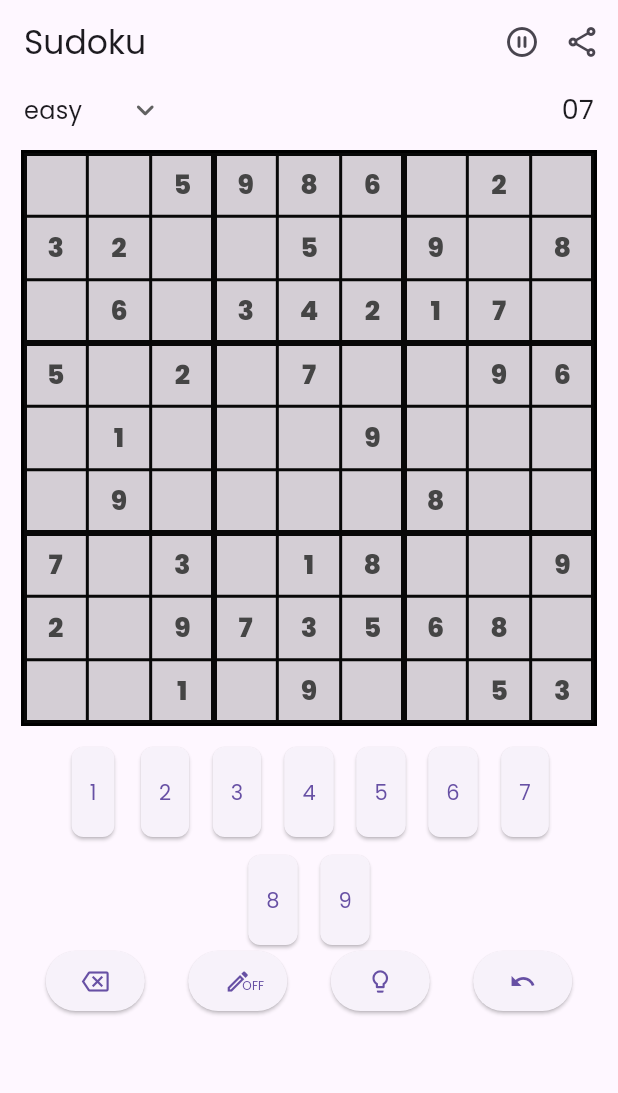
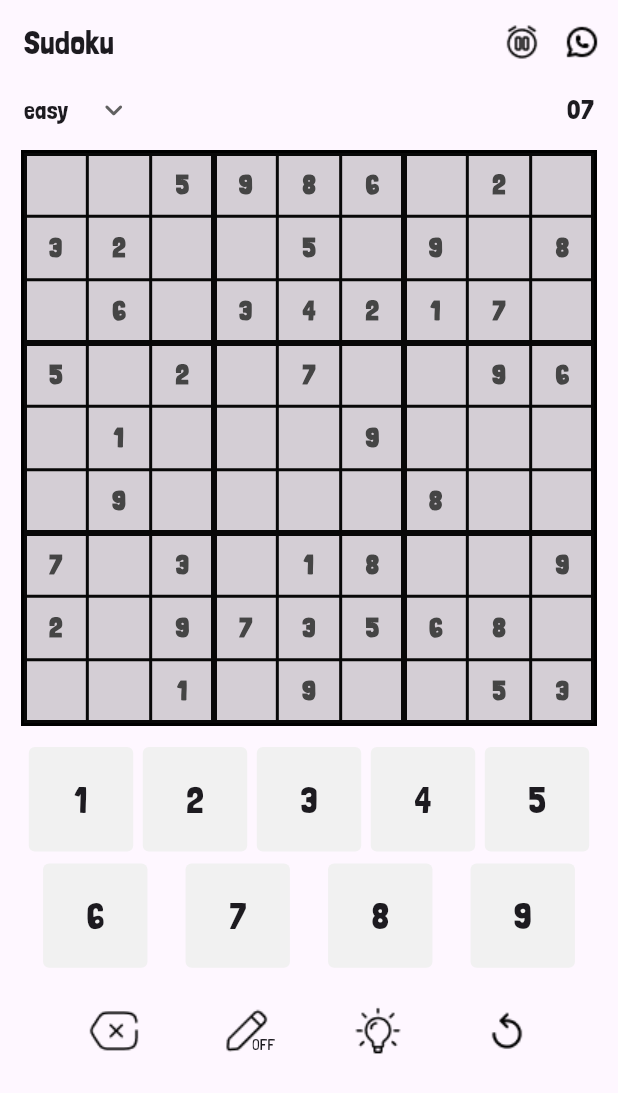
Before and after one commit to Ayush783/sudoku, a Flutter app: the screen it shows after launch, on a phone screen of 412 x 824 dp. Shown: the top 1093 px of the screen. Run offline on Flutter 3.47's test engine with Material 3 defaults, Android fonts, the phone set to English and light mode, and no system bars; our stand-ins replace firebase_core, google_mobile_ads, share_plus; accounts and stored records are empty.

Commit message:
updated fonts and icons

```diff
--- a/lib/sudoku/view/screens/app_theme.dart
+++ b/lib/sudoku/view/screens/app_theme.dart
@@ -2,7 +2,7 @@ import 'package:flutter/material.dart';
 
 class AppTheme {
   static ThemeData get lightTheme => ThemeData(
-        fontFamily: 'Poppins',
+        fontFamily: 'Londrina',
         textTheme: const TextTheme(
           bodyLarge: TextStyle(
             fontSize: 22,
--- /dev/null
+++ b/lib/sudoku/view/widgets/number_input_button.dart
@@ -0,0 +1,66 @@
+import 'dart:math';
+
+import 'package:flutter/material.dart';
+import 'package:provider/provider.dart';
+import 'package:sudoku/sudoku/view/controller/sudoku_controller.dart';
+
+class NumberInputButton extends StatefulWidget {
+  const NumberInputButton({
+    super.key,
+    required this.value,
+  });
+
+  final int value;
+
+  @override
+  State<NumberInputButton> createState() => _NumberInputButtonState();
+}
+
+class _NumberInputButtonState extends State<NumberInputButton> {
+  late int r, g, b;
+
+  @override
+  void initState() {
+    r = Random().nextInt(235) + 20;
+    g = Random().nextInt(235) + 20;
+    b = Random().nextInt(235) + 20;
+    super.initState();
+  }
+
+  @override
+  Widget build(BuildContext context) {
+    final buttonSize = (MediaQuery.sizeOf(context).width - 64) / 5;
+    return InkWell(
+      onTap: () {
+        final controller = context.read<SudokuController>();
+
+        if (!controller.hasFocussedCell) return;
+
+        controller.updateCell(widget.value);
+      },
+      child: Container(
+        height: buttonSize,
+        width: buttonSize,
+        decoration: BoxDecoration(
+            borderRadius: BorderRadius.circular(4),
+            // color: Color.fromARGB(100, r, g, b),
+            color: Color(0xfff1f1f1),
+            boxShadow: [
+              // BoxShadow(
+              //   blurRadius: 0,
+              //   offset: Offset(1, 1),
+              //   color: Colors.black.withOpacity(0.1),
+              // )
+            ]),
+        child: Center(
+          child: Text(
+            '${widget.value}',
+            style: TextStyle(
+              fontSize: 24,
+            ),
+          ),
+        ),
+      ),
+    );
+  }
+}
--- a/lib/sudoku/view/widgets/pause_button.dart
+++ b/lib/sudoku/view/widgets/pause_button.dart
@@ -1,5 +1,6 @@
 import 'package:flutter/material.dart';
 import 'package:provider/provider.dart';
+import 'package:sudoku/gen/assets.gen.dart';
 import 'package:sudoku/sudoku/view/controller/sudoku_controller.dart';
 
 class PauseButton extends StatelessWidget {
@@ -29,7 +30,7 @@ class PauseButton extends StatelessWidget {
         }
       },
       padding: const EdgeInsets.all(4),
-      icon: const Icon(Icons.pause_circle_outline_rounded),
+      icon: Assets.icons.pause.image(),
       style: IconButton.styleFrom(
         minimumSize: Size.zero,
         tapTargetSize: MaterialTapTargetSize.shrinkWrap,
--- a/lib/sudoku/view/widgets/share_button.dart
+++ b/lib/sudoku/view/widgets/share_button.dart
@@ -3,6 +3,7 @@ import 'dart:developer';
 
 import 'package:flutter/material.dart';
 import 'package:provider/provider.dart';
+import 'package:sudoku/gen/assets.gen.dart';
 import 'package:sudoku/share/controller/share_controller.dart';
 import 'package:sudoku/sudoku/view/controller/sudoku_controller.dart';
 
@@ -18,7 +19,7 @@ class ShareButton extends StatelessWidget {
           ShareController.shareIncompleteBoard(
               context.read<SudokuController>().board!);
         },
-        icon: const Icon(Icons.share_outlined));
+        icon: Assets.icons.whatsapp.image());
   }
 }
 
--- a/lib/sudoku/view/widgets/sudoku_board.dart
+++ b/lib/sudoku/view/widgets/sudoku_board.dart
@@ -7,6 +7,7 @@ import 'package:sudoku/sudoku/view/painter/sudoku_board_painter.dart';
 import 'package:sudoku/sudoku/view/widgets/board_completed_card.dart';
 import 'package:sudoku/sudoku/view/widgets/difficulty_dropdown.dart';
 import 'package:sudoku/sudoku/view/widgets/game_timer.dart';
+import 'package:sudoku/sudoku/view/widgets/number_input_button.dart';
 import 'package:sudoku/sudoku/view/widgets/pause_button.dart';
 import 'package:sudoku/sudoku/view/widgets/sudoku_board_cell.dart';
 import 'package:sudoku/sudoku/view/widgets/tool_bar.dart';
@@ -57,35 +58,26 @@ class SudokuBoard extends StatelessWidget {
               ),
               Padding(
                 padding: const EdgeInsets.symmetric(horizontal: 16.0),
-                child: Wrap(
-                  alignment: WrapAlignment.center,
-                  runSpacing: 12,
-                  spacing: 0,
+                child: Row(
+                  mainAxisAlignment: MainAxisAlignment.spaceAround,
                   children: List.generate(
-                    9,
-                    (index) => ElevatedButton(
-                      style: ElevatedButton.styleFrom(
-                        padding: const EdgeInsets.symmetric(
-                          vertical: 20,
-                          horizontal: 12,
-                        ),
-                        shape: RoundedRectangleBorder(
-                          borderRadius: BorderRadius.circular(8),
-                        ),
-                        minimumSize: Size.zero,
-                      ),
-                      onPressed: () {
-                        final controller = context.read<SudokuController>();
-
-                        if (!controller.hasFocussedCell) return;
-
-                        controller.updateCell(index + 1);
-                      },
-                      child: Text('${index + 1}'),
-                    ),
+                    5,
+                    (index) => NumberInputButton(value: index + 1),
                   ),
                 ),
               ),
+              SizedBox(height: 8),
+              Padding(
+                padding: const EdgeInsets.symmetric(horizontal: 16.0),
+                child: Row(
+                  mainAxisAlignment: MainAxisAlignment.spaceAround,
+                  children: List.generate(
+                    4,
+                    (index) => NumberInputButton(value: index + 6),
+                  ),
+                ),
+              ),
+              SizedBox(height: 16),
               const ToolBar(),
               const Spacer(),
               const SudokuNativeAd(),
--- a/lib/sudoku/view/widgets/tool_bar.dart
+++ b/lib/sudoku/view/widgets/tool_bar.dart
@@ -3,6 +3,7 @@ import 'dart:developer';
 import 'package:flutter/material.dart';
 import 'package:provider/provider.dart';
 import 'package:sudoku/ad/service/ad_service.dart';
+import 'package:sudoku/gen/assets.gen.dart';
 import 'package:sudoku/sudoku/view/controller/hint_type.dart';
 import 'package:sudoku/sudoku/view/controller/sudoku_controller.dart';
 
@@ -14,25 +15,25 @@ class ToolBar extends StatelessWidget {
   @override
   Widget build(BuildContext context) {
     return Padding(
-      padding: const EdgeInsets.symmetric(horizontal: 16),
+      padding: const EdgeInsets.symmetric(horizontal: 32),
       child: Row(
         mainAxisAlignment: MainAxisAlignment.spaceAround,
         children: [
-          ElevatedButton(
+          IconButton(
             onPressed: () {
               final controller = context.read<SudokuController>();
               if (!controller.hasFocussedCell) return;
               controller.updateCell(0);
             },
-            child: const Icon(Icons.backspace_outlined),
+            icon: Assets.icons.backspace.image(),
           ),
           const _NoteModeToggleButton(),
           const _HintButton(),
-          ElevatedButton(
+          IconButton(
             onPressed: () {
               context.read<SudokuController>().undo();
             },
-            child: const Icon(Icons.undo_outlined),
+            icon: Assets.icons.undo.image(),
           ),
         ],
       ),
@@ -47,7 +48,7 @@ class _HintButton extends StatelessWidget {
 
   @override
   Widget build(BuildContext context) {
-    return ElevatedButton(
+    return IconButton(
       onPressed: () async {
         final hintTypeCounter =
             context.read<SudokuController>().hintTypeCounter;
@@ -112,9 +113,7 @@ class _HintButton extends StatelessWidget {
           context.read<SudokuController>().takeHint(hintType);
         }
       },
-      child: const Icon(
-        Icons.lightbulb_outline_rounded,
-      ),
+      icon: Assets.icons.lightBulb.image(),
     );
   }
 }
@@ -128,22 +127,23 @@ class _NoteModeToggleButton extends StatelessWidget {
   Widget build(BuildContext context) {
     final isNoteModeOn =
         context.select<SudokuController, bool>((value) => value.noteModeOn);
-    return ElevatedButton(
+    return IconButton(
       onPressed: () {
         final val = context.read<SudokuController>().noteModeOn;
         context.read<SudokuController>().noteModeOn = !val;
       },
-      child: Stack(
+      icon: Stack(
         clipBehavior: Clip.none,
         children: [
-          const Icon(Icons.edit_outlined),
+          Assets.icons.edit.image(),
           Positioned(
-            bottom: 1,
-            left: 12,
+            bottom: 2,
+            left: 22,
             child: Text(
               isNoteModeOn ? 'ON' : 'OFF',
               style: const TextStyle(
-                fontSize: 8,
+                fontSize: 10,
+                fontWeight: FontWeight.w300,
               ),
             ),
           ),
```
Also changed, not shown: lib/gen/assets.gen.dart (added, +126 -0 lines), lib/gen/fonts.gen.dart (added, +18 -0 lines), pubspec.yaml (+14 -3 lines), assets/fonts/Londrina_Solid/LondrinaSolid-Light.ttf (added), assets/fonts/Londrina_Solid/LondrinaSolid-Regular.ttf (added), assets/fonts/Londrina_Solid/LondrinaSolid-Thin.ttf (added), assets/icons/backspace.png (added), assets/icons/edit.png (added), assets/icons/light-bulb.png (added), assets/icons/pause.png (added), assets/icons/undo.png (added), assets/icons/whatsapp.png (added), pubspec.lock.
